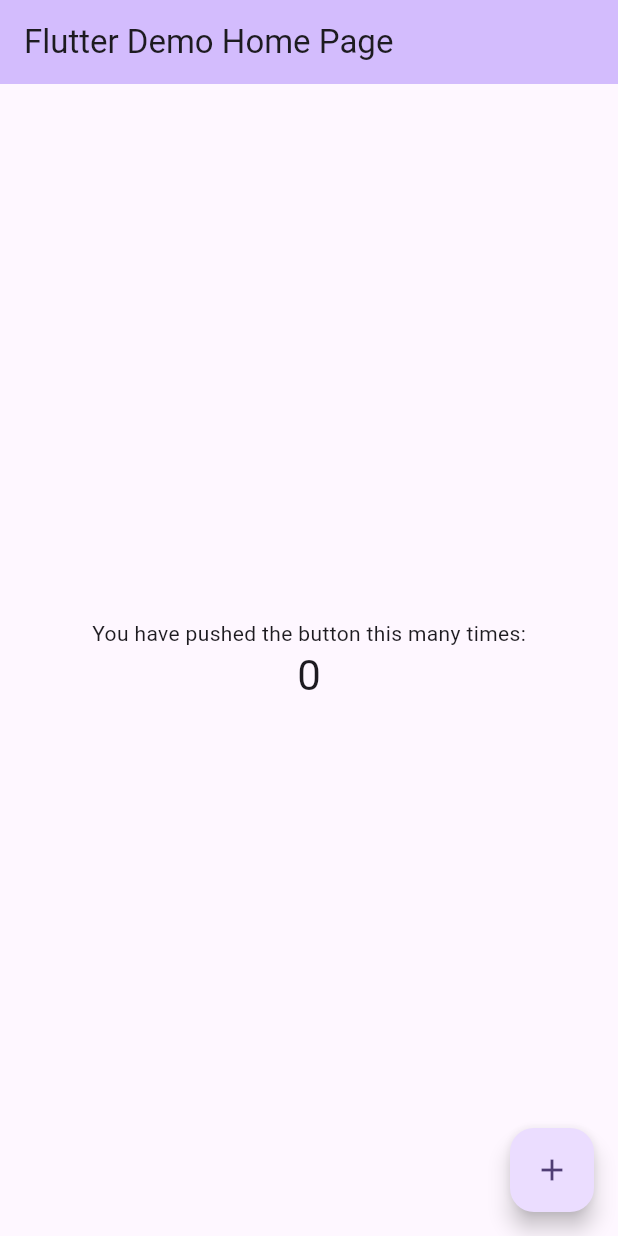
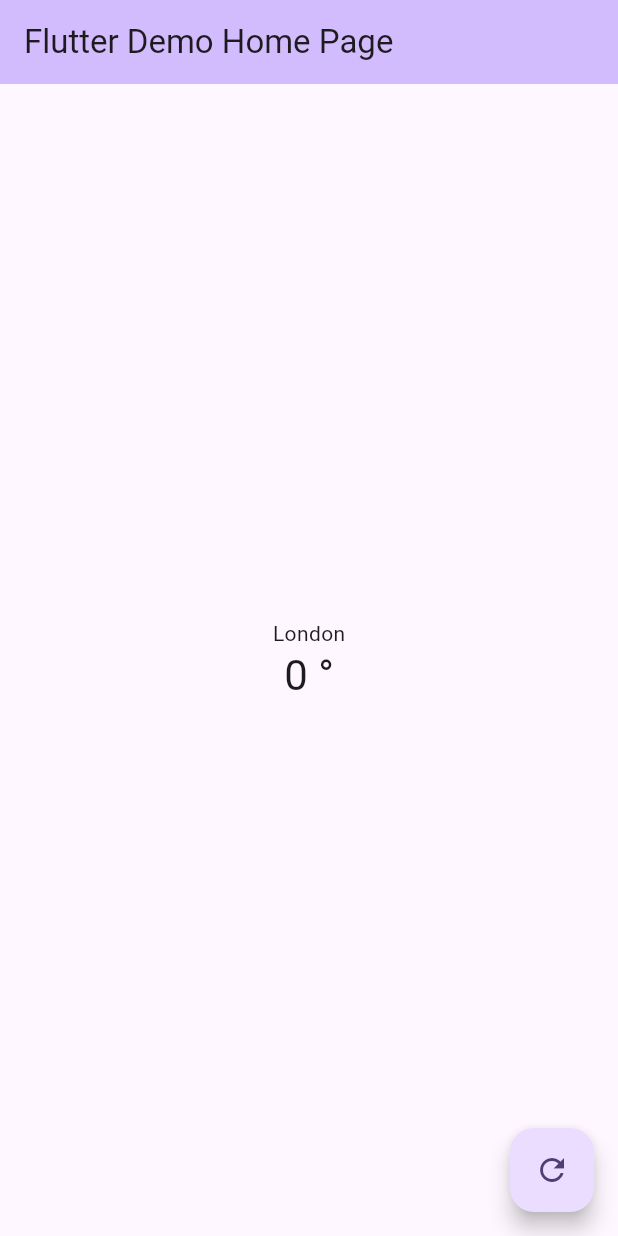
Before and after one commit to isaacLara1214/weather_info_app, a Flutter app: the screen it shows after launch, on a phone screen of 412 x 824 dp. Run offline on Flutter 3.47's test engine with Material 3 defaults, Android fonts, the phone set to English and light mode, and no system bars.

```diff
--- a/lib/main.dart
+++ b/lib/main.dart
@@ -1,4 +1,5 @@
 import 'package:flutter/material.dart';
+import 'dart:math';
 
 void main() {
   runApp(const MyApp());
@@ -7,27 +8,11 @@ void main() {
 class MyApp extends StatelessWidget {
   const MyApp({super.key});
 
-  // This widget is the root of your application.
   @override
   Widget build(BuildContext context) {
     return MaterialApp(
       title: 'Flutter Demo',
       theme: ThemeData(
-        // This is the theme of your application.
-        //
-        // TRY THIS: Try running your application with "flutter run". You'll see
-        // the application has a purple toolbar. Then, without quitting the app,
-        // try changing the seedColor in the colorScheme below to Colors.green
-        // and then invoke "hot reload" (save your changes or press the "hot
-        // reload" button in a Flutter-supported IDE, or press "r" if you used
-        // the command line to start the app).
-        //
-        // Notice that the counter didn't reset back to zero; the application
-        // state is not lost during the reload. To reset the state, use hot
-        // restart instead.
-        //
-        // This works for code too, not just values: Most code changes can be
-        // tested with just a hot reload.
         colorScheme: ColorScheme.fromSeed(seedColor: Colors.deepPurple),
         useMaterial3: true,
       ),
@@ -38,16 +23,6 @@ class MyApp extends StatelessWidget {
 
 class MyHomePage extends StatefulWidget {
   const MyHomePage({super.key, required this.title});
-
-  // This widget is the home page of your application. It is stateful, meaning
-  // that it has a State object (defined below) that contains fields that affect
-  // how it looks.
-
-  // This class is the configuration for the state. It holds the values (in this
-  // case the title) provided by the parent (in this case the App widget) and
-  // used by the build method of the State. Fields in a Widget subclass are
-  // always marked "final".
-
   final String title;
 
   @override
@@ -55,71 +30,41 @@ class MyHomePage extends StatefulWidget {
 }
 
 class _MyHomePageState extends State<MyHomePage> {
-  int _counter = 0;
+  int _temp = 0;
+  String _city = "London";
 
-  void _incrementCounter() {
+  void _randomizeTemp() {
     setState(() {
-      // This call to setState tells the Flutter framework that something has
-      // changed in this State, which causes it to rerun the build method below
-      // so that the display can reflect the updated values. If we changed
-      // _counter without calling setState(), then the build method would not be
-      // called again, and so nothing would appear to happen.
-      _counter++;
+      _temp = Random().nextInt(100);
     });
   }
 
   @override
   Widget build(BuildContext context) {
-    // This method is rerun every time setState is called, for instance as done
-    // by the _incrementCounter method above.
-    //
-    // The Flutter framework has been optimized to make rerunning build methods
-    // fast, so that you can just rebuild anything that needs updating rather
-    // than having to individually change instances of widgets.
     return Scaffold(
       appBar: AppBar(
-        // TRY THIS: Try changing the color here to a specific color (to
-        // Colors.amber, perhaps?) and trigger a hot reload to see the AppBar
-        // change color while the other colors stay the same.
         backgroundColor: Theme.of(context).colorScheme.inversePrimary,
-        // Here we take the value from the MyHomePage object that was created by
-        // the App.build method, and use it to set our appbar title.
         title: Text(widget.title),
       ),
       body: Center(
-        // Center is a layout widget. It takes a single child and positions it
-        // in the middle of the parent.
         child: Column(
-          // Column is also a layout widget. It takes a list of children and
-          // arranges them vertically. By default, it sizes itself to fit its
-          // children horizontally, and tries to be as tall as its parent.
-          //
-          // Column has various properties to control how it sizes itself and
-          // how it positions its children. Here we use mainAxisAlignment to
-          // center the children vertically; the main axis here is the vertical
-          // axis because Columns are vertical (the cross axis would be
-          // horizontal).
-          //
-          // TRY THIS: Invoke "debug painting" (choose the "Toggle Debug Paint"
-          // action in the IDE, or press "p" in the console), to see the
-          // wireframe for each widget.
           mainAxisAlignment: MainAxisAlignment.center,
           children: <Widget>[
-            const Text(
-              'You have pushed the button this many times:',
+            Text(
+              _city,
             ),
             Text(
-              '$_counter',
+              '$_temp °',
               style: Theme.of(context).textTheme.headlineMedium,
             ),
           ],
         ),
       ),
       floatingActionButton: FloatingActionButton(
-        onPressed: _incrementCounter,
-        tooltip: 'Increment',
-        child: const Icon(Icons.add),
-      ), // This trailing comma makes auto-formatting nicer for build methods.
+        onPressed: _randomizeTemp,
+        tooltip: 'Refrest',
+        child: const Icon(Icons.refresh),
+      ),
     );
   }
 }
```
